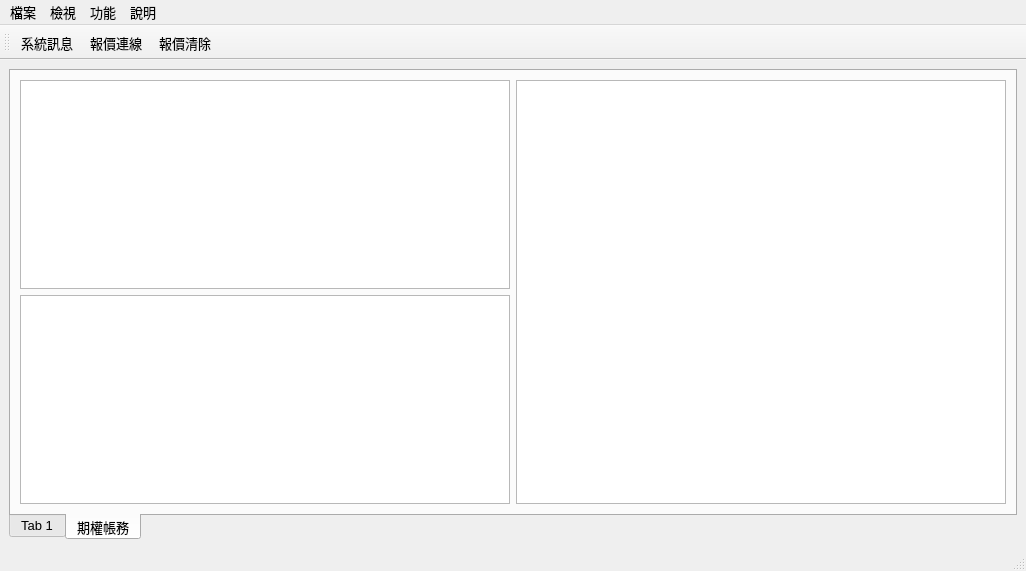
This is APIver1/UI/MainWindow.ui in clamgee/python-code as Qt 5 draws it before an edit. The edited form follows.
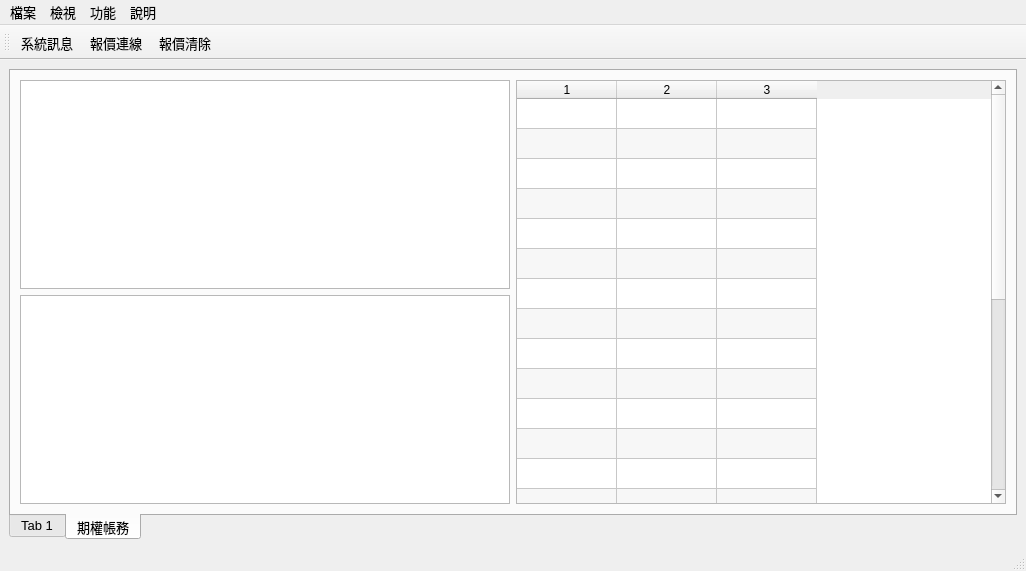
This is the edited form.

```diff
--- a/APIver1/UI/MainWindow.ui
+++ b/APIver1/UI/MainWindow.ui
@@ -278,10 +278,47 @@
            </layout>
           </item>
           <item>
-           <widget class="QTableView" name="Right_TB">
+           <widget class="QTableWidget" name="Right_TB">
             <property name="alternatingRowColors">
              <bool>true</bool>
             </property>
+            <property name="rowCount">
+             <number>25</number>
+            </property>
+            <property name="columnCount">
+             <number>3</number>
+            </property>
+            <attribute name="verticalHeaderVisible">
+             <bool>false</bool>
+            </attribute>
+            <row/>
+            <row/>
+            <row/>
+            <row/>
+            <row/>
+            <row/>
+            <row/>
+            <row/>
+            <row/>
+            <row/>
+            <row/>
+            <row/>
+            <row/>
+            <row/>
+            <row/>
+            <row/>
+            <row/>
+            <row/>
+            <row/>
+            <row/>
+            <row/>
+            <row/>
+            <row/>
+            <row/>
+            <row/>
+            <column/>
+            <column/>
+            <column/>
            </widget>
           </item>
          </layout>
```
Left out of the diff: 4 changed lines with no effect on the pictures.
